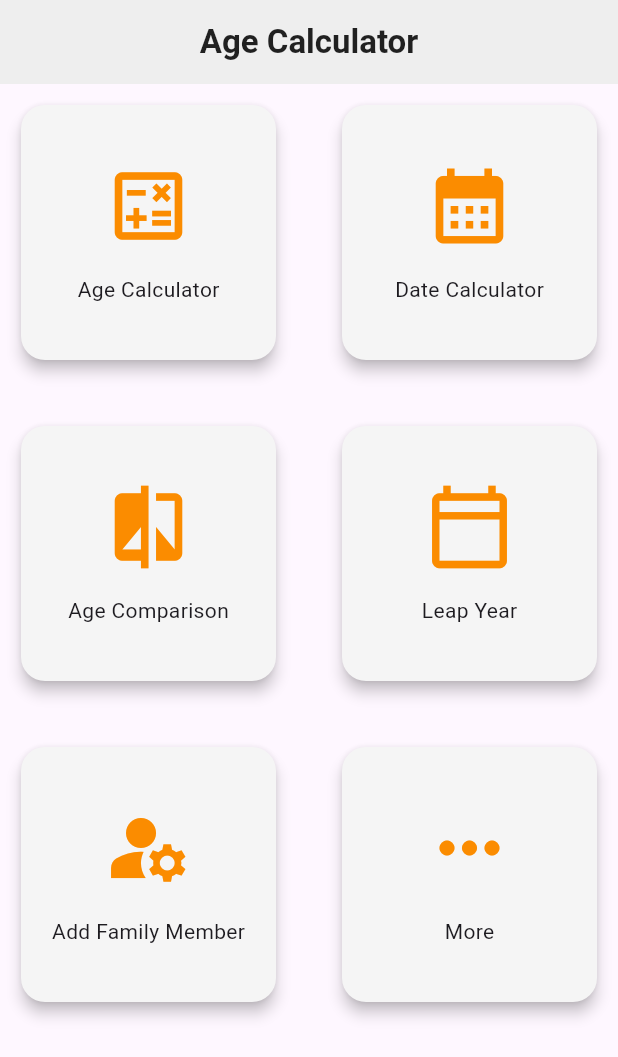
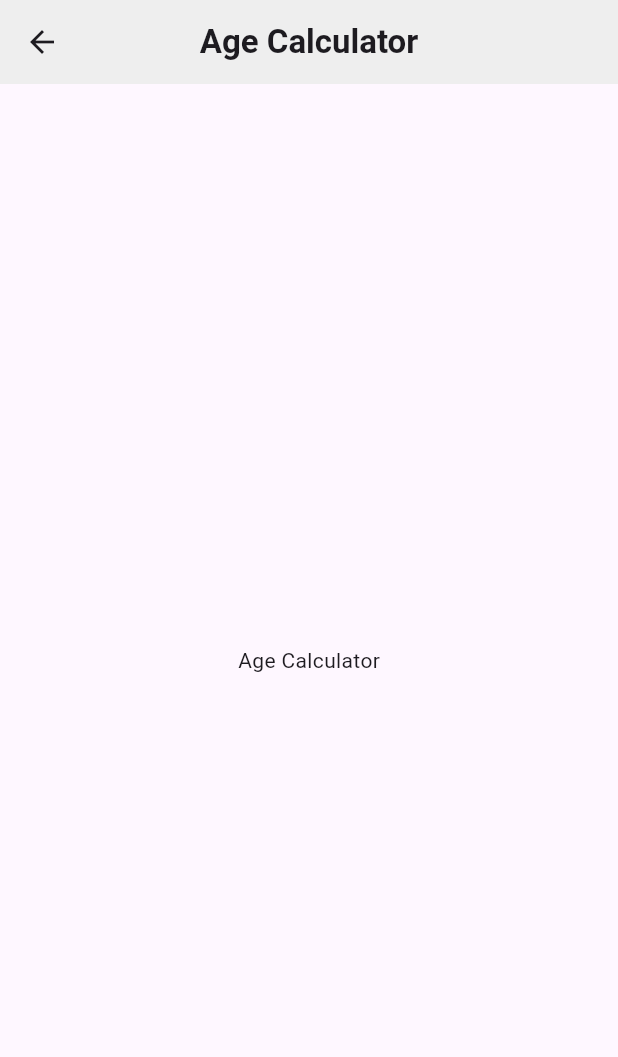
Before and after one commit to The-Black-Shadow/agecalculator, a Flutter app: the screen it shows after launch, after a tap on "Age Calculator", on a phone screen of 412 x 824 dp. Shown: the top 1057 px of the screen. Run offline on Flutter 3.47's test engine with Material 3 defaults, Android fonts, the phone set to English and light mode, and no system bars.

Commit message:
added all page demo

```diff
--- /dev/null
+++ b/lib/pages/age_cal_page.dart
@@ -0,0 +1,34 @@
+import 'package:flutter/material.dart';
+
+class AgeCalculator extends StatefulWidget {
+  const AgeCalculator({super.key});
+
+  @override
+  State<AgeCalculator> createState() => _AgeCalculatorState();
+}
+
+class _AgeCalculatorState extends State<AgeCalculator> {
+  @override
+  Widget build(BuildContext context) {
+    return Scaffold(
+      appBar: AppBar(
+        centerTitle: true,
+        backgroundColor: Colors.grey[200],
+        title: const Text(
+          'Age Calculator',
+          style: TextStyle(fontWeight: FontWeight.w600),
+        ),
+      ),
+      body: Center(
+        child: Column(
+          mainAxisAlignment: MainAxisAlignment.center,
+          children: const <Widget>[
+            Text(
+              'Age Calculator',
+            ),
+          ],
+        ),
+      ),
+    );
+  }
+}
--- a/lib/pages/home_page.dart
+++ b/lib/pages/home_page.dart
@@ -1,4 +1,9 @@
 import 'package:flutter/material.dart';
+import 'package:lifechrono/pages/add_family_members_page.dart';
+import 'package:lifechrono/pages/age_cal_page.dart';
+import 'package:lifechrono/pages/age_comp_page.dart';
+import 'package:lifechrono/pages/date_cal_page.dart';
+import 'package:lifechrono/pages/leap_year_page.dart';
 
 class HomePage extends StatefulWidget {
   const HomePage({super.key});
@@ -24,7 +29,7 @@ class _HomePageState extends State<HomePage> {
       appBar: AppBar(
         centerTitle: true,
         title: const Text(
-          'Age Calculator',
+          'Life Chrono',
           style: TextStyle(
             color: Colors.black87,
             fontWeight: FontWeight.bold,
@@ -44,11 +49,37 @@ class _HomePageState extends State<HomePage> {
           itemBuilder: (context, index) {
             return GestureDetector(
               onTap: () {
-                // Navigate to a certain page when the card is clicked
-                // Navigator.push(
-                //   context,
-                //   MaterialPageRoute(builder: (context) => DetailPage(index)),
-                // );
+                // Navigate to the respective calculator page when the card is clicked
+                if (index == 0) {
+                  Navigator.push(
+                    context,
+                    MaterialPageRoute(builder: (context) => AgeCalculator()),
+                  );
+                } else if (index == 1) {
+                  //Navigate to Weight Calculator Page
+                  Navigator.push(
+                    context,
+                    MaterialPageRoute(builder: (context) => DateCalculator()),
+                  );
+                } else if (index == 2) {
+                  //Navigate to Weight Calculator Page
+                  Navigator.push(
+                    context,
+                    MaterialPageRoute(builder: (context) => AgeCompare()),
+                  );
+                } else if (index == 3) {
+                  //Navigate to Weight Calculator Page
+                  Navigator.push(
+                    context,
+                    MaterialPageRoute(builder: (context) => LeapYear()),
+                  );
+                } else if (index == 4) {
+                  //Navigate to Weight Calculator Page
+                  Navigator.push(
+                    context,
+                    MaterialPageRoute(builder: (context) => AddFamilyMembers()),
+                  );
+                } // Add more conditions for other calculator types if needed
               },
               child: Padding(
                 padding: const EdgeInsets.all(10.0),
```
Also changed, not shown: lib/pages/add_family_members_page.dart (added, +15 -0 lines), lib/pages/age_comp_page.dart (added, +15 -0 lines), lib/pages/date_cal_page.dart (added, +15 -0 lines), lib/pages/leap_year_page.dart (added, +15 -0 lines).
